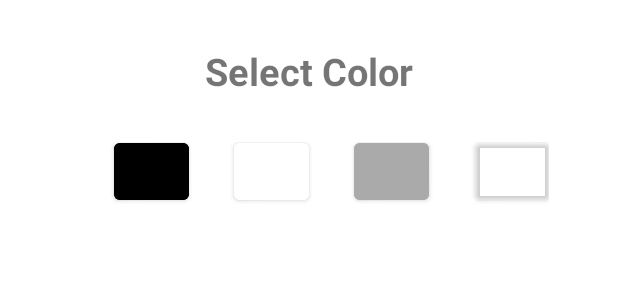
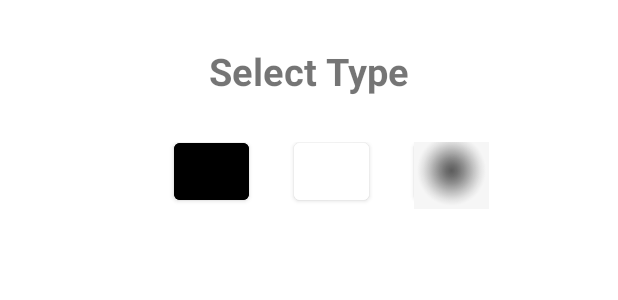
Before and after one commit to Parkduksung/Tensoroid, an Android app: the layout item_bottom_sheet.xml on its own in the app's theme, with its tools: preview values and no code run, on a phone screen of 412 x 824 dp. Shown: the top 300 px of the screen. Run offline under Robolectric (Android 15) with nearby library versions, the phone set to English and light mode, and no system bars.

```diff
--- a/app/src/main/java/com/example/tensoroid/presenter/viewmodel/TensoroidViewModel.kt
+++ b/app/src/main/java/com/example/tensoroid/presenter/viewmodel/TensoroidViewModel.kt
@@ -17,7 +17,7 @@ class TensoroidViewModel(private val tensorLib: TensorLib) : ViewModel() {
 
     private var segmentedImage: Bitmap? = null
 
-    private var isImageProcess = false
+    var isImageProcess = false
 
     val blurRadius = MutableLiveData(DEFAULT_BLUR_RADIUS)
 
--- a/app/src/main/res/layout/item_bottom_sheet.xml
+++ b/app/src/main/res/layout/item_bottom_sheet.xml
@@ -24,13 +24,12 @@
             android:layout_width="wrap_content"
             android:layout_height="wrap_content"
             android:layout_marginTop="30dp"
-            android:text="Select Color"
+            android:text="Select Type"
             android:textSize="25sp"
             android:textStyle="bold"
             app:layout_constraintEnd_toEndOf="parent"
             app:layout_constraintStart_toStartOf="parent"
             app:layout_constraintTop_toTopOf="parent" />
-
 
         <HorizontalScrollView
             android:id="@+id/horinz"
@@ -69,26 +68,16 @@
                     bind:colorType="@{BG.WHITE}"
                     bind:onChangeBg="@{VM.setBgColor}" />
 
-                <Button
-                    android:id="@+id/darker_gray"
-                    android:layout_width="50dp"
-                    android:layout_height="50dp"
-                    android:layout_marginStart="30dp"
-                    android:backgroundTint="@android:color/darker_gray"
-                    app:layout_constraintStart_toEndOf="@id/white"
-                    app:layout_constraintTop_toTopOf="parent"
-                    bind:colorType="@{BG.DK_GRAY}"
-                    bind:onChangeBg="@{VM.setBgColor}" />
 
                 <Button
                     android:id="@+id/transparent"
                     android:layout_width="50dp"
                     android:layout_height="50dp"
                     android:layout_marginStart="30dp"
-                    android:backgroundTint="@android:color/transparent"
-                    app:layout_constraintStart_toEndOf="@id/darker_gray"
+                    android:foreground="@drawable/blur"
+                    app:layout_constraintStart_toEndOf="@id/white"
                     app:layout_constraintTop_toTopOf="parent"
-                    bind:colorType="@{BG.TRANSPARENT}"
+                    bind:colorType="@{BG.Blur}"
                     bind:onChangeBg="@{VM.setBgColor}" />
 
             </androidx.constraintlayout.widget.ConstraintLayout>
```
Also changed, not shown: app/src/main/java/com/example/tensoroid/ext/ButtonExt.kt (+2 -5 lines), app/src/main/java/com/example/tensoroid/presenter/LoadingDialog.kt (added, +28 -0 lines), app/src/main/java/com/example/tensoroid/presenter/TensoroidActivity.kt (+11 -4 lines), app/src/main/res/layout/activity_main.xml (+4 -7 lines), app/src/main/res/drawable/blur.png (added).
